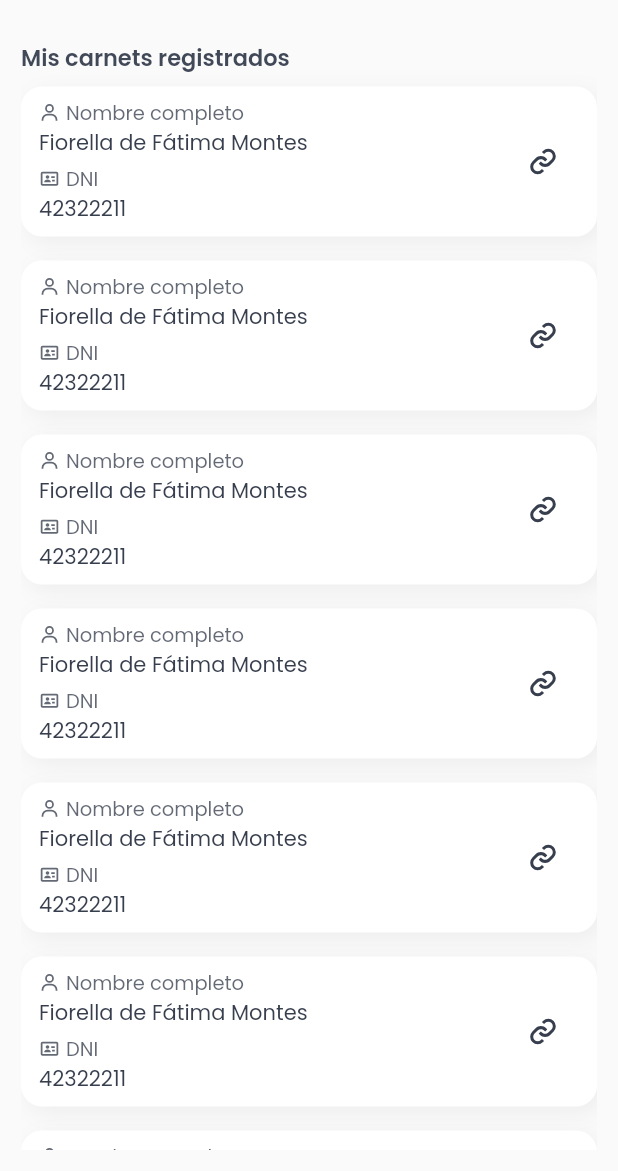
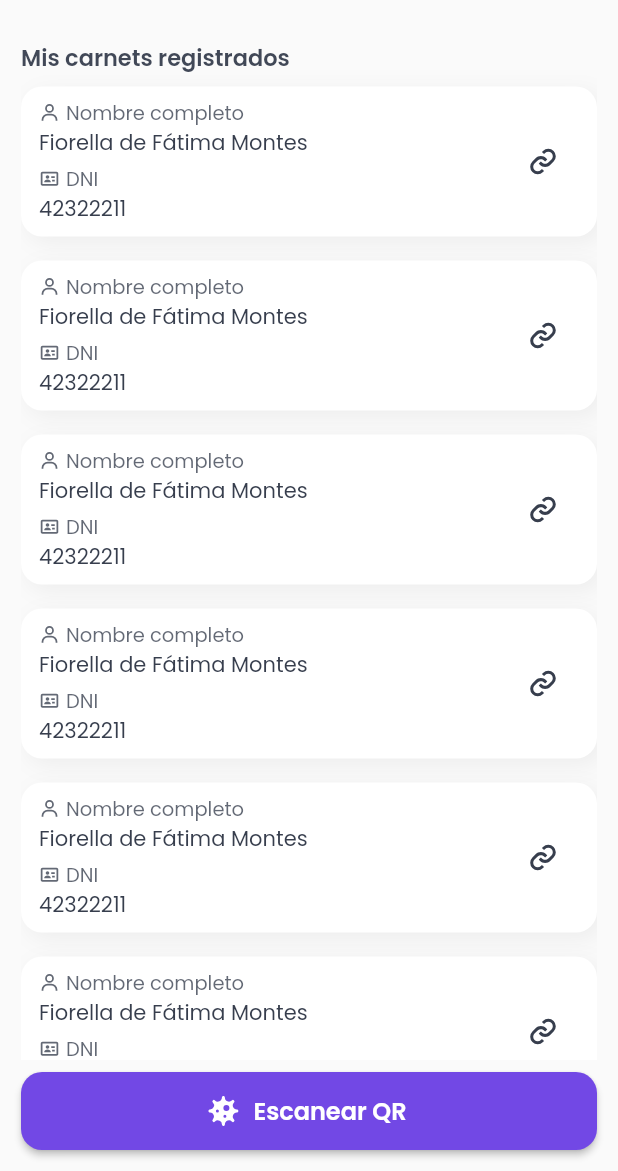
Before and after one commit to ehbarrionuevo/flutter_codigo_vacunapp, a Flutter app: the HomePage screen opened directly, on a phone screen of 412 x 824 dp, the part 65-1236 px from its top. Run offline on Flutter 3.47's test engine with Material 2 defaults, Android fonts, the phone set to English and light mode, and no system bars; our stand-ins replace flutter_svg, google_fonts.

Commit message:
HomePage 1.5

```diff
--- a/lib/pages/home_page.dart
+++ b/lib/pages/home_page.dart
@@ -1,5 +1,6 @@
 import 'package:flutter/material.dart';
 import 'package:flutter_codigo_vacunapp/ui/general/colors.dart';
+import 'package:flutter_codigo_vacunapp/ui/widgets/button_normal_widget.dart';
 import 'package:flutter_codigo_vacunapp/ui/widgets/item_list_widget.dart';
 import 'package:flutter_svg/flutter_svg.dart';
 
@@ -26,7 +27,9 @@ class HomePage extends StatelessWidget {
       ),
       body: Padding(
         padding: const EdgeInsets.all(14.0),
-        child: Column(
+        child: Stack(
+          children: [
+            Column(
               crossAxisAlignment: CrossAxisAlignment.start,
               children: [
                 Text(
@@ -41,9 +44,22 @@ class HomePage extends StatelessWidget {
                   child: ListView.builder(
                     physics: const BouncingScrollPhysics(),
                     itemCount: 10,
-                itemBuilder: (BuildContext context, int index){
-                  return  ItemListWidget();
+                    itemBuilder: (BuildContext context, int index) {
+                      return ItemListWidget();
                     },
+                  ),
+                ),
+                const SizedBox(
+                  height: 60.0,
+                ),
+              ],
+            ),
+            Align(
+              alignment: Alignment.bottomCenter,
+              child: ButtonNormalWidget(
+                text: "Escanear QR",
+                icon: 'virus',
+                onTap: () {},
               ),
             ),
           ],
```
Lines whose indentation alone changed are shown as unchanged.
